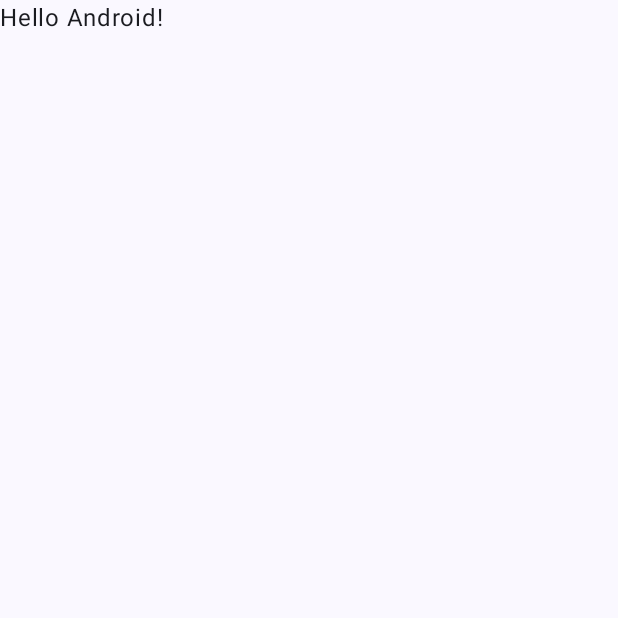
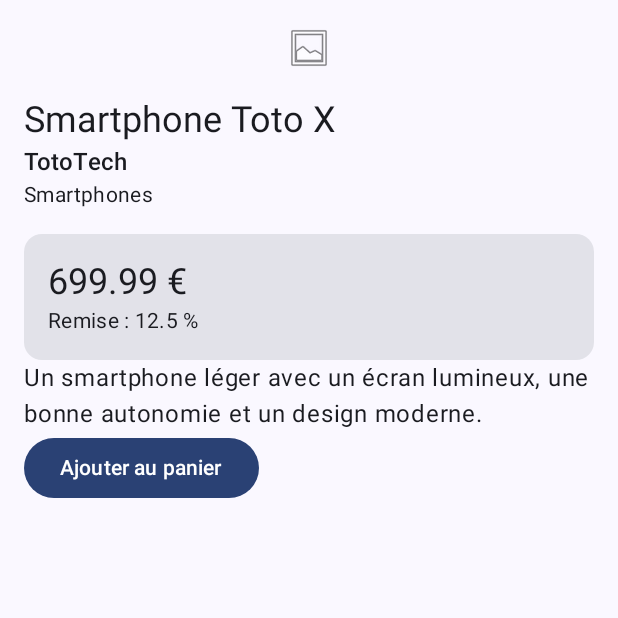
Before and after one commit to AdaoudDev/ProjetFilRougeAndroid, an Android app built with Jetpack Compose: the screen it shows after launch (MainActivity), on a phone screen of 412 x 824 dp, the top half of it. Before the commit the part shown is almost empty. Run offline under Robolectric (Android 15) with nearby library versions, the phone set to English and light mode, and no system bars.

Commit message:
Ajout product view, remise, prix, bouton etc.. TP4

```diff
--- a/app/src/main/java/com/example/projetfilrougeahmaddaoud/MainActivity.kt
+++ b/app/src/main/java/com/example/projetfilrougeahmaddaoud/MainActivity.kt
@@ -4,13 +4,21 @@ import android.os.Bundle
 import androidx.activity.ComponentActivity
 import androidx.activity.compose.setContent
 import androidx.activity.enableEdgeToEdge
+import androidx.compose.foundation.Image
+import androidx.compose.foundation.layout.Column
 import androidx.compose.foundation.layout.fillMaxSize
+import androidx.compose.foundation.layout.fillMaxWidth
 import androidx.compose.foundation.layout.padding
+import androidx.compose.material3.Button
+import androidx.compose.material3.Card
+import androidx.compose.material3.MaterialTheme
 import androidx.compose.material3.Scaffold
 import androidx.compose.material3.Text
 import androidx.compose.runtime.Composable
 import androidx.compose.ui.Modifier
+import androidx.compose.ui.res.painterResource
 import androidx.compose.ui.tooling.preview.Preview
+import androidx.compose.ui.unit.dp
 import com.example.projetfilrougeahmaddaoud.ui.theme.ProjetFilRougeAhmadDaoudTheme
 
 class MainActivity : ComponentActivity() {
@@ -20,8 +28,11 @@ class MainActivity : ComponentActivity() {
         setContent {
             ProjetFilRougeAhmadDaoudTheme {
                 Scaffold(modifier = Modifier.fillMaxSize()) { innerPadding ->
-                    Greeting(
-                        name = "Android",
+                    ProductDetailScreen(
+                        product = sampleProduct(),
+                        onAddToCartClick = {
+                            // Action à ajouter plus tard
+                        },
                         modifier = Modifier.padding(innerPadding)
                     )
                 }
@@ -30,18 +41,138 @@ class MainActivity : ComponentActivity() {
     }
 }
 
+data class ProductUi(
+    val title: String,
+    val brand: String,
+    val category: String,
+    val description: String,
+    val price: Double,
+    val discountPercentage: Double,
+    val rating: Double,
+    val stock: Int,
+    val warrantyInformation: String,
+    val shippingInformation: String
+)
+
+fun sampleProduct(): ProductUi {
+    return ProductUi(
+        title = "Smartphone Toto X",
+        brand = "TotoTech",
+        category = "Smartphones",
+        description = "Un smartphone léger avec un écran lumineux, une bonne autonomie et un design moderne.",
+        price = 699.99,
+        discountPercentage = 12.5,
+        rating = 4.6,
+        stock = 34,
+        warrantyInformation = "Garantie constructeur : 2 ans",
+        shippingInformation = "Livraison estimée : 3 à 5 jours ouvrés"
+    )
+}
+
 @Composable
-fun Greeting(name: String, modifier: Modifier = Modifier) {
-    Text(
-        text = "Hello $name!",
+fun ProductDetailScreen(
+    product: ProductUi,
+    onAddToCartClick: () -> Unit,
+    modifier: Modifier = Modifier
+) {
+    Column(
+        modifier = modifier
+            .fillMaxSize()
+            .padding(16.dp)
+    ) {
+        ProductImage(
+            productTitle = product.title,
+            modifier = Modifier
+                .fillMaxWidth()
+                .padding(bottom = 16.dp)
+        )
+
+        ProductHeader(
+            title = product.title,
+            brand = product.brand,
+            category = product.category
+        )
+
+        ProductPriceCard(
+            price = product.price,
+            discountPercentage = product.discountPercentage,
+            modifier = Modifier
+                .fillMaxWidth()
+                .padding(top = 16.dp)
+        )
+
+        Text(text = product.description)
+
+        Button(onClick = onAddToCartClick) {
+            Text(text = "Ajouter au panier")
+        }
+    }
+}
+
+@Composable
+fun ProductHeader(
+    title: String,
+    brand: String,
+    category: String,
+    modifier: Modifier = Modifier
+) {
+    Column(modifier = modifier) {
+        Text(
+            text = title,
+            style = MaterialTheme.typography.headlineSmall
+        )
+        Text(
+            text = brand,
+            style = MaterialTheme.typography.titleMedium
+        )
+        Text(
+            text = category,
+            style = MaterialTheme.typography.bodyMedium
+        )
+    }
+}
+
+@Composable
+fun ProductPriceCard(
+    price: Double,
+    discountPercentage: Double,
+    modifier: Modifier = Modifier
+) {
+    Card(modifier = modifier) {
+        Column(
+            modifier = Modifier.padding(16.dp)
+        ) {
+            Text(
+                text = "$price €",
+                style = MaterialTheme.typography.headlineSmall
+            )
+            Text(
+                text = "Remise : $discountPercentage %",
+                style = MaterialTheme.typography.bodyMedium
+            )
+        }
+    }
+}
+
+@Composable
+fun ProductImage(
+    productTitle: String,
+    modifier: Modifier = Modifier
+) {
+    Image(
+        painter = painterResource(id = android.R.drawable.ic_menu_gallery),
+        contentDescription = "Image du produit $productTitle",
         modifier = modifier
     )
 }
 
 @Preview(showBackground = true)
 @Composable
-fun GreetingPreview() {
+fun ProductDetailScreenPreview() {
     ProjetFilRougeAhmadDaoudTheme {
-        Greeting("Android")
+        ProductDetailScreen(
+            product = sampleProduct(),
+            onAddToCartClick = {}
+        )
     }
 }
```
Also changed, not shown: 1 other file.
